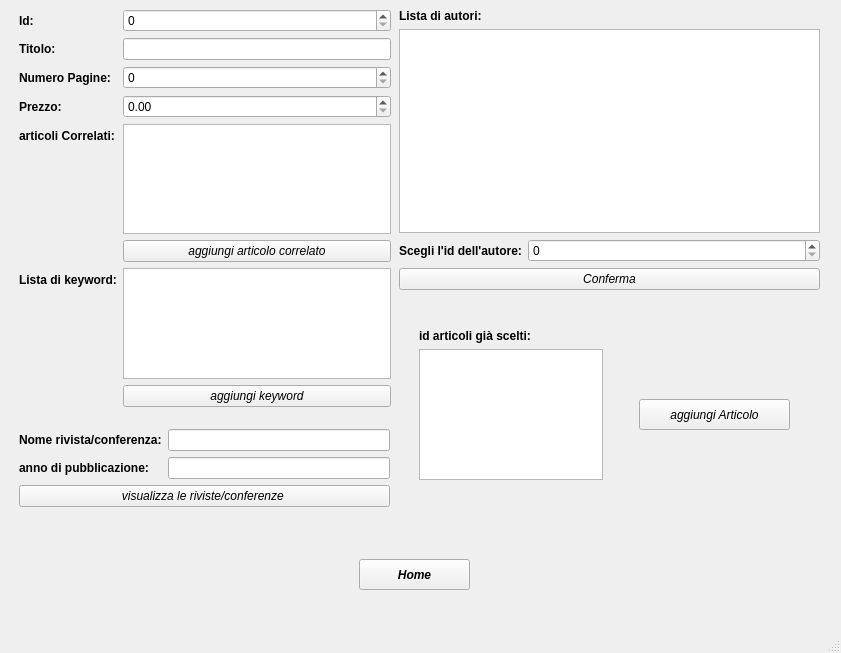
Old version of the form Progetto/mainwindow.ui in the repository Giacoia/ProgettoPO.
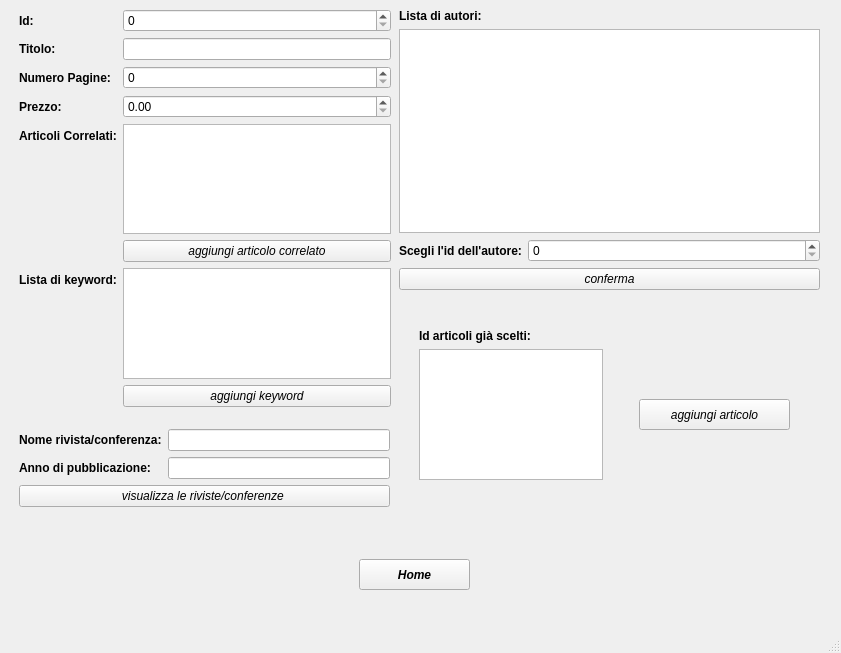
New version of the form. The open tabs and pages were chosen to show the change.

The edit to the form file:
```diff
--- a/Progetto/mainwindow.ui
+++ b/Progetto/mainwindow.ui
@@ -875,7 +875,7 @@
             </font>
            </property>
            <property name="text">
-            <string>articoli Correlati:</string>
+            <string>Articoli Correlati:</string>
            </property>
           </widget>
          </item>
@@ -939,7 +939,7 @@
          </font>
         </property>
         <property name="text">
-         <string>aggiungi Articolo</string>
+         <string>aggiungi articolo</string>
         </property>
        </widget>
        <widget class="QWidget" name="layoutWidget">
@@ -996,7 +996,7 @@
             </font>
            </property>
            <property name="text">
-            <string>Conferma</string>
+            <string>conferma</string>
            </property>
           </widget>
          </item>
@@ -1021,7 +1021,7 @@
             </font>
            </property>
            <property name="text">
-            <string>id articoli già scelti:</string>
+            <string>Id articoli già scelti:</string>
            </property>
           </widget>
          </item>
@@ -1030,7 +1030,7 @@
          </item>
         </layout>
        </widget>
-       <widget class="QWidget" name="">
+       <widget class="QWidget" name="layoutWidget">
         <property name="geometry">
          <rect>
           <x>10</x>
@@ -1065,7 +1065,7 @@
             </font>
            </property>
            <property name="text">
-            <string>anno di pubblicazione:</string>
+            <string>Anno di pubblicazione:</string>
            </property>
           </widget>
          </item>
```
Left out of the diff: 25 changed lines with no effect on the pictures.
